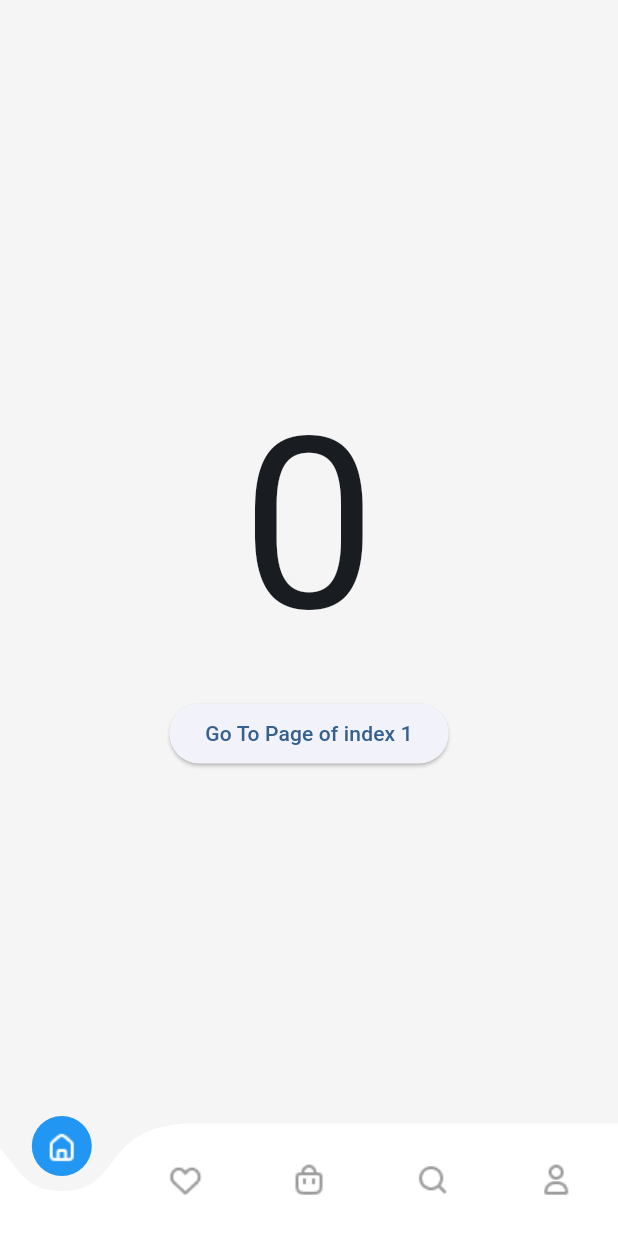
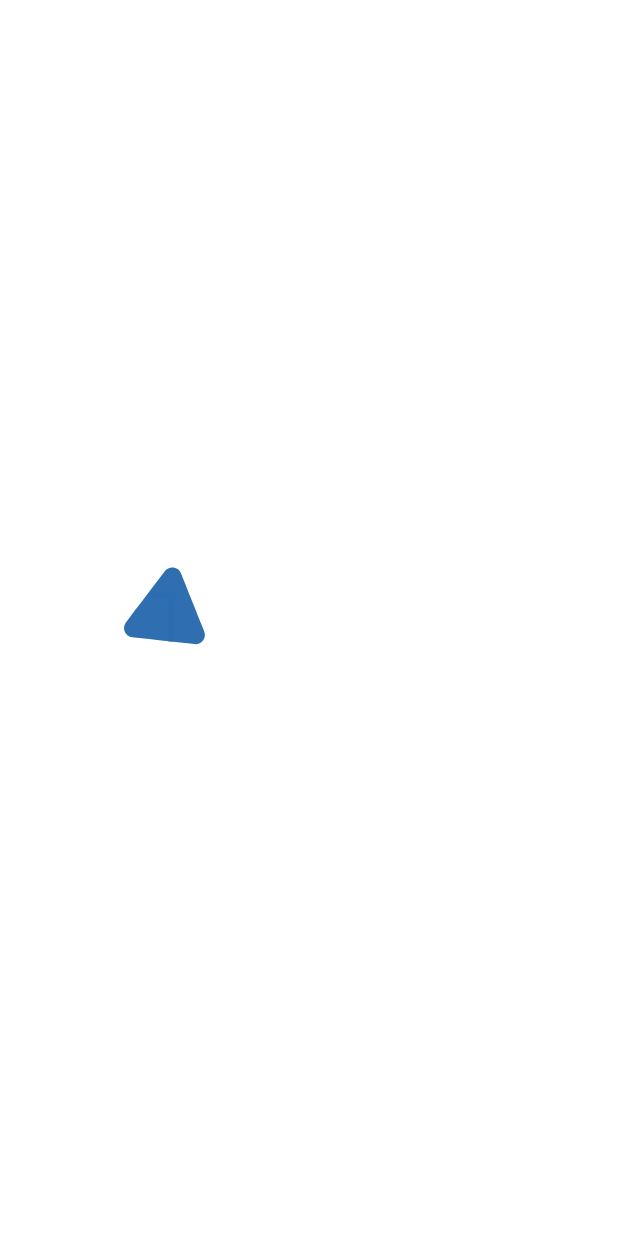
Before and after one commit to johnStuart00/OnlineMarket, a Flutter app: the first screen one second after launch, on a phone screen of 412 x 824 dp. Run offline on Flutter 3.47's test engine with Material 3 defaults, Android fonts, the phone set to English and light mode, and no system bars; drawn by our look-alikes of animated_splash_screen, curved_navigation_bar, lottie; our stand-ins replace adaptive_theme, page_transition.

Commit message:
splash screen added

```diff
--- a/lib/main.dart
+++ b/lib/main.dart
@@ -1,6 +1,9 @@
+import 'package:animated_splash_screen/animated_splash_screen.dart';
 import 'package:flutter/material.dart';
 import 'package:adaptive_theme/adaptive_theme.dart';
-import 'package:curved_navigation_bar/curved_navigation_bar.dart';
+import 'package:online_market/main_page_controller.dart';
+import 'package:online_market/splash_screen.dart';
+import 'package:page_transition/page_transition.dart';
 
 void main() async {
   WidgetsFlutterBinding.ensureInitialized();
@@ -37,131 +40,16 @@ class OnlineMarket extends StatelessWidget {
       ),
       initial: savedThemeMode ?? AdaptiveThemeMode.light,
       builder: (theme, darkTheme) => MaterialApp(
-        debugShowCheckedModeBanner: false,
-        theme: theme,
-        darkTheme: darkTheme,
-        home: const MainPageContoller(),
-      ),
-      debugShowFloatingThemeButton: false,
+          debugShowCheckedModeBanner: false,
+          theme: theme,
+          darkTheme: darkTheme,
+          home: const SplashScreen()),
     );
   }
 }
 
-class MainPageContoller extends StatefulWidget {
-  const MainPageContoller({super.key});
 
-  @override
-  State<MainPageContoller> createState() => _MainPageContollerState();
-}
 
-class _MainPageContollerState extends State<MainPageContoller> {
-  int _page = 0;
-  GlobalKey<CurvedNavigationBarState> _bottomNavigationKey = GlobalKey();
-
-  @override
-  Widget build(BuildContext context) {
-    return Scaffold(
-      backgroundColor: const Color.fromRGBO(245, 245, 245, 1),
-      bottomNavigationBar: CurvedNavigationBar(
-        key: _bottomNavigationKey,
-        index: 0,
-        items: <Widget>[
-          Image.asset(
-            'assets/icons/home.png',
-            color: _page == 0 ? Colors.white : Colors.grey,
-          ),
-          Image.asset(
-            'assets/icons/favorite.png',
-            color: _page == 1 ? Colors.white : Colors.grey,
-          ),
-          Image.asset(
-            'assets/icons/bag.png',
-            color: _page == 2 ? Colors.white : Colors.grey,
-          ),
-          Image.asset(
-            'assets/icons/search.png',
-            color: _page == 3 ? Colors.white : Colors.grey,
-          ),
-          Image.asset(
-            'assets/icons/user.png',
-            color: _page == 4 ? Colors.white : Colors.grey,
-          ),
-        ],
-        color: Colors.white,
-        buttonBackgroundColor: Colors.blue,
-        backgroundColor: const Color.fromRGBO(245, 245, 245, 1),
-        animationCurve: Curves.easeInOut,
-        animationDuration: const Duration(milliseconds: 300),
-        onTap: (index) {
-          setState(() {
-            _page = index;
-          });
-        },
-        letIndexChange: (index) => true,
-      ),
-      body: Container(
-        child: Center(
-          child: Column(
-            mainAxisAlignment: MainAxisAlignment.center,
-            children: <Widget>[
-              Text(_page.toString(), style: TextStyle(fontSize: 160)),
-              ElevatedButton(
-                child: Text('Go To Page of index 1'),
-                onPressed: () {
-                  final CurvedNavigationBarState? navBarState =
-                      _bottomNavigationKey.currentState;
-                  navBarState?.setPage(1);
-                },
-              )
-            ],
-          ),
-        ),
-      ),
-    );
-  }
-}
-
-// class HomePage extends StatelessWidget {
-//   @override
-//   Widget build(BuildContext context) {
-//     return Scaffold(
-//       appBar: AppBar(
-//         title: Text('Home Page'),
-//       ),
-//       body: Center(
-//         child: Text('This is the Home Page'),
-//       ),
-//     );
-//   }
-// }
-
-// class ProfilePage extends StatelessWidget {
-//   @override
-//   Widget build(BuildContext context) {
-//     return Scaffold(
-//       appBar: AppBar(
-//         title: Text('Profile Page'),
-//       ),
-//       body: Center(
-//         child: Text('This is the Profile Page'),
-//       ),
-//     );
-//   }
-// }
-
-// class SettingsPage extends StatelessWidget {
-//   @override
-//   Widget build(BuildContext context) {
-//     return Scaffold(
-//       appBar: AppBar(
-//         title: Text('Settings Page'),
-//       ),
-//       body: Center(
-//         child: Text('This is the Settings Page'),
-//       ),
-//     );
-//   }
-// }
 
 
 //dark and light mode switcher
--- /dev/null
+++ b/lib/main_page_controller.dart
@@ -0,0 +1,76 @@
+import 'package:flutter/material.dart';
+import 'package:curved_navigation_bar/curved_navigation_bar.dart';
+
+class MainPageContoller extends StatefulWidget {
+  const MainPageContoller({super.key});
+
+  @override
+  State<MainPageContoller> createState() => _MainPageContollerState();
+}
+
+class _MainPageContollerState extends State<MainPageContoller> {
+  int _page = 0;
+  GlobalKey<CurvedNavigationBarState> _bottomNavigationKey = GlobalKey();
+
+  @override
+  Widget build(BuildContext context) {
+    return Scaffold(
+      backgroundColor: const Color.fromRGBO(245, 245, 245, 1),
+      bottomNavigationBar: CurvedNavigationBar(
+        key: _bottomNavigationKey,
+        index: 0,
+        items: <Widget>[
+          Image.asset(
+            'assets/icons/home.png',
+            color: _page == 0 ? Colors.white : Colors.grey,
+          ),
+          Image.asset(
+            'assets/icons/favorite.png',
+            color: _page == 1 ? Colors.white : Colors.grey,
+          ),
+          Image.asset(
+            'assets/icons/bag.png',
+            color: _page == 2 ? Colors.white : Colors.grey,
+          ),
+          Image.asset(
+            'assets/icons/search.png',
+            color: _page == 3 ? Colors.white : Colors.grey,
+          ),
+          Image.asset(
+            'assets/icons/user.png',
+            color: _page == 4 ? Colors.white : Colors.grey,
+          ),
+        ],
+        color: Colors.white,
+        buttonBackgroundColor: Colors.blue,
+        backgroundColor: const Color.fromRGBO(245, 245, 245, 1),
+        animationCurve: Curves.easeInOut,
+        animationDuration: const Duration(milliseconds: 300),
+        onTap: (index) {
+          setState(() {
+            _page = index;
+          });
+        },
+        letIndexChange: (index) => true,
+      ),
+      body: Container(
+        child: Center(
+          child: Column(
+            mainAxisAlignment: MainAxisAlignment.center,
+            children: <Widget>[
+              Text(_page.toString(), style: TextStyle(fontSize: 160)),
+              ElevatedButton(
+                child: Text('Go To Page of index 1'),
+                onPressed: () {
+                  final CurvedNavigationBarState? navBarState =
+                      _bottomNavigationKey.currentState;
+                  navBarState?.setPage(1);
+                },
+              )
+            ],
+          ),
+        ),
+      ),
+    );
+  }
+}
--- /dev/null
+++ b/lib/splash_screen.dart
@@ -0,0 +1,38 @@
+import 'package:animated_splash_screen/animated_splash_screen.dart';
+import 'package:flutter/material.dart';
+import 'package:lottie/lottie.dart';
+import 'package:online_market/main_page_controller.dart';
+
+class SplashScreen extends StatelessWidget {
+  const SplashScreen({super.key});
+
+  get splash => null;
+
+  @override
+  Widget build(BuildContext context) {
+    return AnimatedSplashScreen(
+      splash: const SplashWidget(),
+      nextScreen: const MainPageContoller(),
+      animationDuration: const Duration(seconds: 5),
+      splashIconSize: 200,
+    );
+  }
+}
+
+class SplashWidget extends StatelessWidget {
+  const SplashWidget({super.key});
+
+  @override
+  Widget build(BuildContext context) {
+    return Column(
+      mainAxisAlignment: MainAxisAlignment.center,
+      crossAxisAlignment: CrossAxisAlignment.center,
+      children: [
+        LottieBuilder.asset(
+          'assets/lottie/Animation001.json',
+          height: 200,
+        ),
+      ],
+    );
+  }
+}
```
Also changed, not shown: assets/lottie/Animation001.json (added, +1 -0 lines), pubspec.yaml (+5 -3 lines), pubspec.lock.
